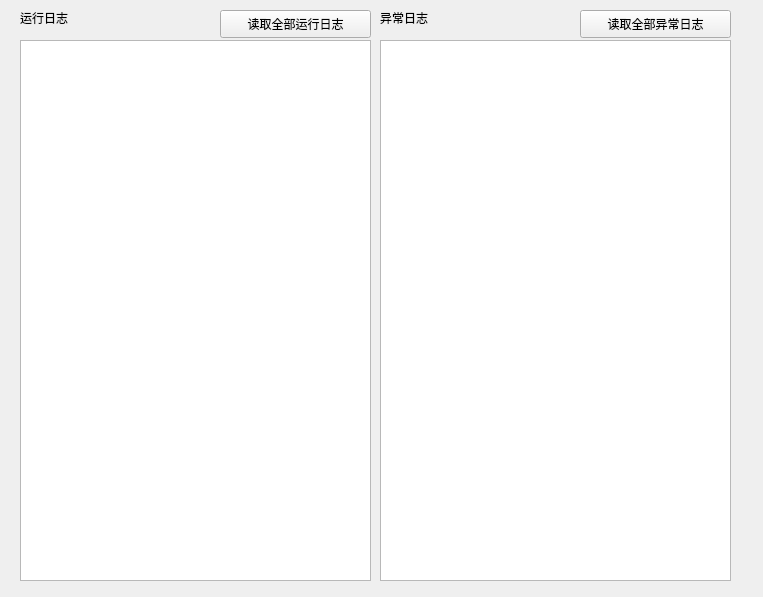
Before: the Qt Designer form log/logUi/runTimeLogUiUtilUI.ui in CuiMengchao201415/PythonUtil, drawn with Qt 5.
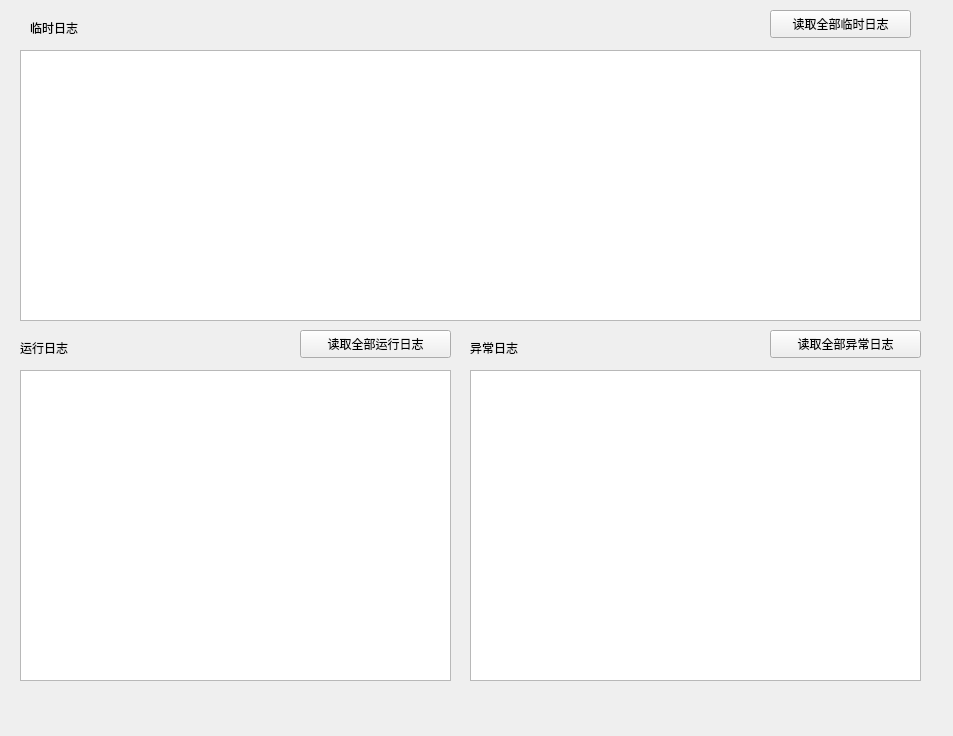
After: the same form once the commit is applied.

Commit message: ui日志工具增加了临时文件日志窗口

What changed in the file:
```diff
--- a/log/logUi/runTimeLogUiUtilUI.ui
+++ b/log/logUi/runTimeLogUiUtilUI.ui
@@ -6,8 +6,8 @@
    <rect>
     <x>0</x>
     <y>0</y>
-    <width>763</width>
-    <height>597</height>
+    <width>953</width>
+    <height>736</height>
    </rect>
   </property>
   <property name="windowTitle">
@@ -17,27 +17,27 @@
    <property name="geometry">
     <rect>
      <x>20</x>
-     <y>40</y>
-     <width>351</width>
-     <height>541</height>
+     <y>370</y>
+     <width>431</width>
+     <height>311</height>
     </rect>
    </property>
   </widget>
   <widget class="QTextEdit" name="exceptLog_TE">
    <property name="geometry">
     <rect>
-     <x>380</x>
-     <y>40</y>
-     <width>351</width>
-     <height>541</height>
+     <x>470</x>
+     <y>370</y>
+     <width>451</width>
+     <height>311</height>
     </rect>
    </property>
   </widget>
   <widget class="QPushButton" name="readRunLog_PB">
    <property name="geometry">
     <rect>
-     <x>220</x>
-     <y>10</y>
+     <x>300</x>
+     <y>330</y>
      <width>151</width>
      <height>28</height>
     </rect>
@@ -50,7 +50,7 @@
    <property name="geometry">
     <rect>
      <x>20</x>
-     <y>10</y>
+     <y>340</y>
      <width>81</width>
      <height>16</height>
     </rect>
@@ -62,8 +62,8 @@
   <widget class="QLabel" name="label_2">
    <property name="geometry">
     <rect>
-     <x>380</x>
-     <y>10</y>
+     <x>470</x>
+     <y>340</y>
      <width>81</width>
      <height>16</height>
     </rect>
@@ -75,8 +75,8 @@
   <widget class="QPushButton" name="readExceptLog_PB">
    <property name="geometry">
     <rect>
-     <x>580</x>
-     <y>10</y>
+     <x>770</x>
+     <y>330</y>
      <width>151</width>
      <height>28</height>
     </rect>
@@ -85,6 +85,42 @@
     <string>读取全部异常日志</string>
    </property>
   </widget>
+  <widget class="QLabel" name="label_3">
+   <property name="geometry">
+    <rect>
+     <x>30</x>
+     <y>20</y>
+     <width>72</width>
+     <height>15</height>
+    </rect>
+   </property>
+   <property name="text">
+    <string>临时日志</string>
+   </property>
+  </widget>
+  <widget class="QPushButton" name="readTempLog_PB">
+   <property name="geometry">
+    <rect>
+     <x>770</x>
+     <y>10</y>
+     <width>141</width>
+     <height>28</height>
+    </rect>
+   </property>
+   <property name="text">
+    <string>读取全部临时日志</string>
+   </property>
+  </widget>
+  <widget class="QTextEdit" name="tempLog_TE">
+   <property name="geometry">
+    <rect>
+     <x>20</x>
+     <y>50</y>
+     <width>901</width>
+     <height>271</height>
+    </rect>
+   </property>
+  </widget>
  </widget>
  <resources/>
  <connections>
```
Left out of the diff: 25 changed lines with no effect on the pictures. The commit also changes 2 other files.
